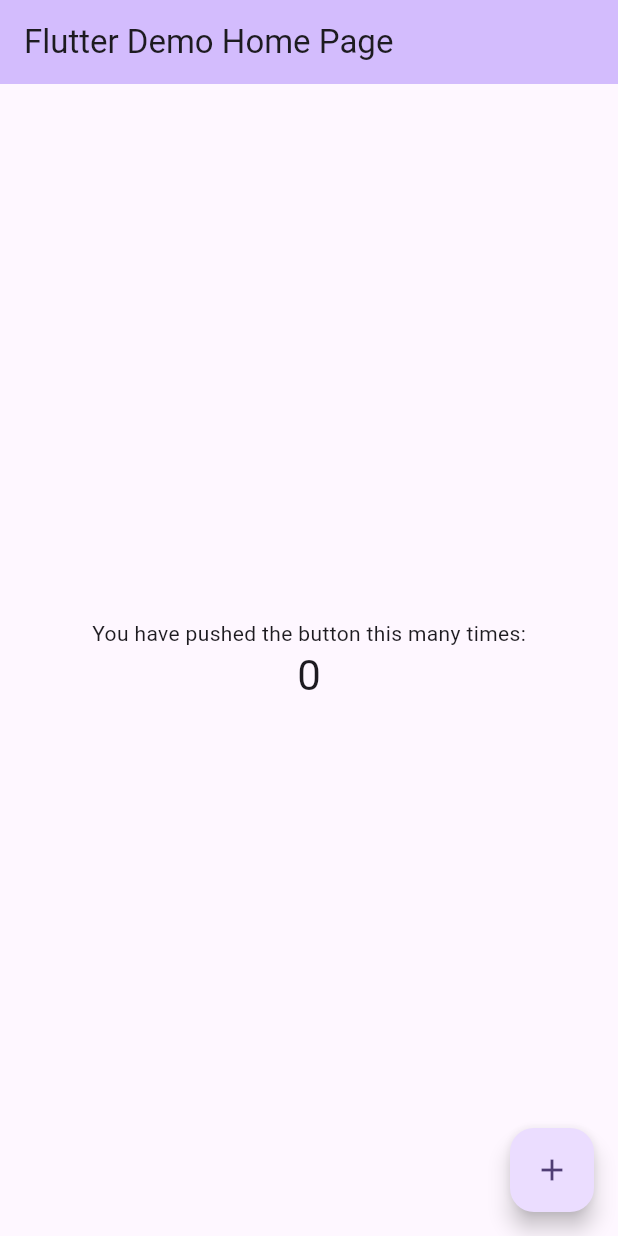
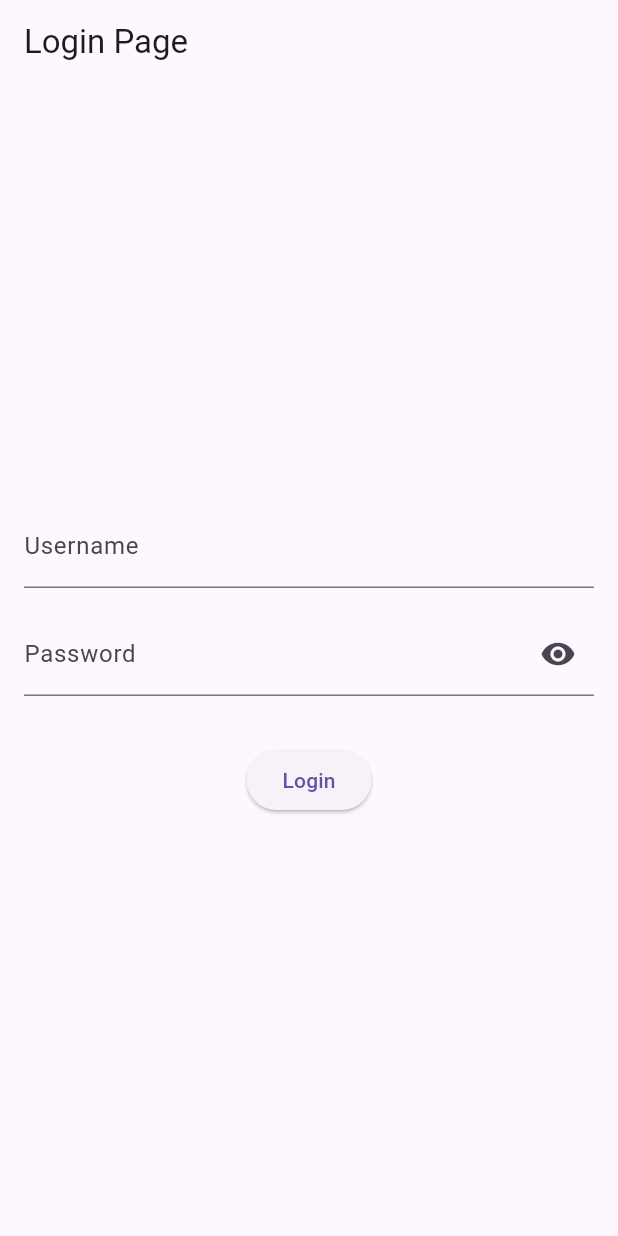
Before and after one commit to ffaza54/Open-Platform-Jual-Beli-Mobil, a Flutter app: the screen it shows after launch, on a phone screen of 412 x 824 dp. Run offline on Flutter 3.47's test engine with Material 3 defaults, Android fonts, the phone set to English and light mode, and no system bars.

Commit message:
gawean steh fazaaaa

```diff
--- a/toko_mobil/lib/login.dart
+++ b/toko_mobil/lib/login.dart
@@ -0,0 +1,90 @@
+import 'package:flutter/material.dart';
+import 'dart:convert';
+import 'package:http/http.dart' as http;
+import 'dashboard.dart';
+
+class LoginPage extends StatefulWidget {
+  @override
+  _LoginPageState createState() => _LoginPageState();
+}
+
+class _LoginPageState extends State<LoginPage> {
+  final TextEditingController _usernameController = TextEditingController();
+  final TextEditingController _passwordController = TextEditingController();
+  bool _obscureText = true;
+
+  void _togglePasswordVisibility() {
+    setState(() {
+      _obscureText = !_obscureText;
+    });
+  }
+
+  Future<void> _login() async {
+    final response = await http.post(
+      Uri.parse('https://dummyjson.com/user/login'),
+      headers: <String, String>{
+        'Content-Type': 'application/json; charset=UTF-8',
+      },
+      body: jsonEncode(<String, dynamic>{
+        'username': _usernameController.text,
+        'password': _passwordController.text,
+        'expiresInMins': 30, // optional, defaults to 60
+      }),
+    );
+
+    if (response.statusCode == 200) {
+      final responseBody = jsonDecode(response.body);
+      // Lakukan sesuatu dengan responseBody jika diperlukan
+      Navigator.pushReplacement(
+        context,
+        MaterialPageRoute(builder: (context) => DashboardPage()),
+      );
+    } else {
+      ScaffoldMessenger.of(context).showSnackBar(
+        SnackBar(content: Text('Invalid username or password')),
+      );
+    }
+  }
+
+  @override
+  Widget build(BuildContext context) {
+    return Scaffold(
+      appBar: AppBar(
+        title: Text('Login Page'),
+      ),
+      body: Padding(
+        padding: EdgeInsets.all(16.0),
+        child: Column(
+          mainAxisAlignment: MainAxisAlignment.center,
+          children: <Widget>[
+            TextField(
+              controller: _usernameController,
+              decoration: InputDecoration(
+                labelText: 'Username',
+              ),
+            ),
+            SizedBox(height: 16.0),
+            TextField(
+              controller: _passwordController,
+              obscureText: _obscureText,
+              decoration: InputDecoration(
+                labelText: 'Password',
+                suffixIcon: IconButton(
+                  icon: Icon(
+                    _obscureText ? Icons.visibility : Icons.visibility_off,
+                  ),
+                  onPressed: _togglePasswordVisibility,
+                ),
+              ),
+            ),
+            SizedBox(height: 32.0),
+            ElevatedButton(
+              onPressed: _login,
+              child: Text('Login'),
+            ),
+          ],
+        ),
+      ),
+    );
+  }
+}
--- a/toko_mobil/lib/main.dart
+++ b/toko_mobil/lib/main.dart
@@ -1,125 +1,20 @@
 import 'package:flutter/material.dart';
+import 'login.dart';
+import 'dashboard.dart';
 
 void main() {
-  runApp(const MyApp());
+  runApp(MyApp());
 }
 
 class MyApp extends StatelessWidget {
-  const MyApp({super.key});
-
-  // This widget is the root of your application.
   @override
   Widget build(BuildContext context) {
     return MaterialApp(
-      title: 'Flutter Demo',
+      title: 'Flutter Login Demo',
       theme: ThemeData(
-        // This is the theme of your application.
-        //
-        // TRY THIS: Try running your application with "flutter run". You'll see
-        // the application has a purple toolbar. Then, without quitting the app,
-        // try changing the seedColor in the colorScheme below to Colors.green
-        // and then invoke "hot reload" (save your changes or press the "hot
-        // reload" button in a Flutter-supported IDE, or press "r" if you used
-        // the command line to start the app).
-        //
-        // Notice that the counter didn't reset back to zero; the application
-        // state is not lost during the reload. To reset the state, use hot
-        // restart instead.
-        //
-        // This works for code too, not just values: Most code changes can be
-        // tested with just a hot reload.
-        colorScheme: ColorScheme.fromSeed(seedColor: Colors.deepPurple),
-        useMaterial3: true,
+        primarySwatch: Colors.blue,
       ),
-      home: const MyHomePage(title: 'Flutter Demo Home Page'),
+      home: LoginPage(),
     );
   }
 }
-
-class MyHomePage extends StatefulWidget {
-  const MyHomePage({super.key, required this.title});
-
-  // This widget is the home page of your application. It is stateful, meaning
-  // that it has a State object (defined below) that contains fields that affect
-  // how it looks.
-
-  // This class is the configuration for the state. It holds the values (in this
-  // case the title) provided by the parent (in this case the App widget) and
-  // used by the build method of the State. Fields in a Widget subclass are
-  // always marked "final".
-
-  final String title;
-
-  @override
-  State<MyHomePage> createState() => _MyHomePageState();
-}
-
-class _MyHomePageState extends State<MyHomePage> {
-  int _counter = 0;
-
-  void _incrementCounter() {
-    setState(() {
-      // This call to setState tells the Flutter framework that something has
-      // changed in this State, which causes it to rerun the build method below
-      // so that the display can reflect the updated values. If we changed
-      // _counter without calling setState(), then the build method would not be
-      // called again, and so nothing would appear to happen.
-      _counter++;
-    });
-  }
-
-  @override
-  Widget build(BuildContext context) {
-    // This method is rerun every time setState is called, for instance as done
-    // by the _incrementCounter method above.
-    //
-    // The Flutter framework has been optimized to make rerunning build methods
-    // fast, so that you can just rebuild anything that needs updating rather
-    // than having to individually change instances of widgets.
-    return Scaffold(
-      appBar: AppBar(
-        // TRY THIS: Try changing the color here to a specific color (to
-        // Colors.amber, perhaps?) and trigger a hot reload to see the AppBar
-        // change color while the other colors stay the same.
-        backgroundColor: Theme.of(context).colorScheme.inversePrimary,
-        // Here we take the value from the MyHomePage object that was created by
-        // the App.build method, and use it to set our appbar title.
-        title: Text(widget.title),
-      ),
-      body: Center(
-        // Center is a layout widget. It takes a single child and positions it
-        // in the middle of the parent.
-        child: Column(
-          // Column is also a layout widget. It takes a list of children and
-          // arranges them vertically. By default, it sizes itself to fit its
-          // children horizontally, and tries to be as tall as its parent.
-          //
-          // Column has various properties to control how it sizes itself and
-          // how it positions its children. Here we use mainAxisAlignment to
-          // center the children vertically; the main axis here is the vertical
-          // axis because Columns are vertical (the cross axis would be
-          // horizontal).
-          //
-          // TRY THIS: Invoke "debug painting" (choose the "Toggle Debug Paint"
-          // action in the IDE, or press "p" in the console), to see the
-          // wireframe for each widget.
-          mainAxisAlignment: MainAxisAlignment.center,
-          children: <Widget>[
-            const Text(
-              'You have pushed the button this many times:',
-            ),
-            Text(
-              '$_counter',
-              style: Theme.of(context).textTheme.headlineMedium,
-            ),
-          ],
-        ),
-      ),
-      floatingActionButton: FloatingActionButton(
-        onPressed: _incrementCounter,
-        tooltip: 'Increment',
-        child: const Icon(Icons.add),
-      ), // This trailing comma makes auto-formatting nicer for build methods.
-    );
-  }
-}
--- a/toko_mobil/pubspec.yaml
+++ b/toko_mobil/pubspec.yaml
@@ -30,6 +30,7 @@
 dependencies:
   flutter:
     sdk: flutter
+  http: ^1.2.1
 
 
   # The following adds the Cupertino Icons font to your application.
```
Also changed, not shown: toko_mobil/lib/dashboard.dart (+62 -0 lines), toko_mobil/pubspec.lock.
